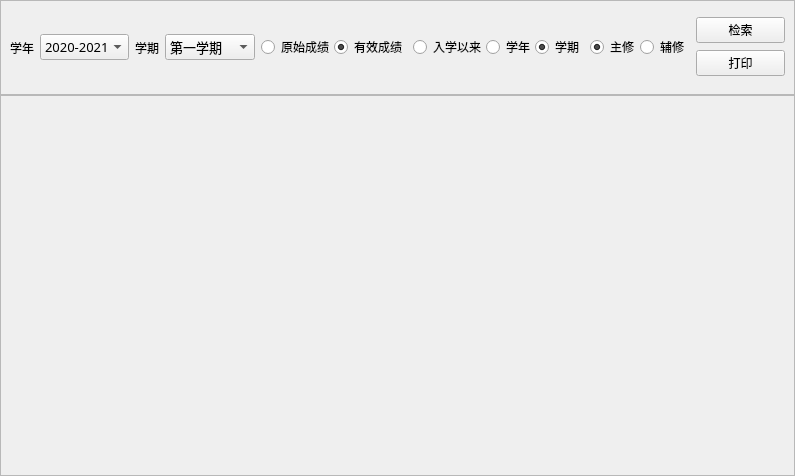
This is Qt-Zhku-Client/QueryScore_Ui.ui in yujiecong/Qt-Zhku-Client as Qt 5 draws it before an edit. The edited form follows.
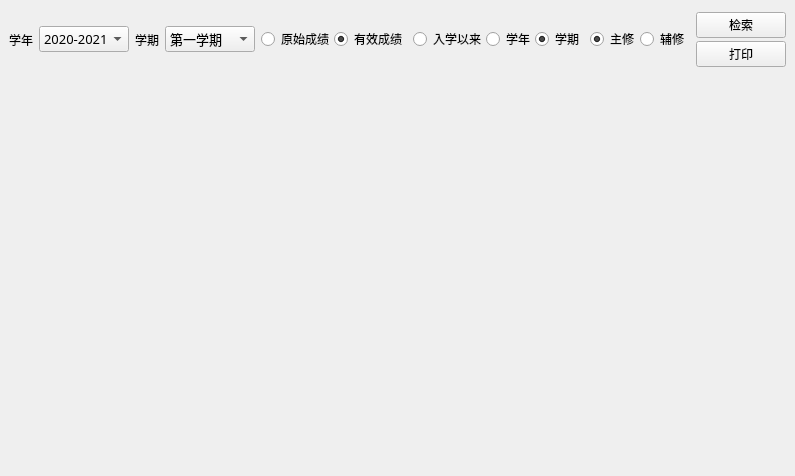
This is the edited form.

The edit to the form file:
```diff
--- a/Qt-Zhku-Client/QueryScore_Ui.ui
+++ b/Qt-Zhku-Client/QueryScore_Ui.ui
@@ -19,7 +19,7 @@
   <property name="windowTitle">
    <string>Form</string>
   </property>
-  <layout class="QVBoxLayout" name="verticalLayout" stretch="1,4">
+  <layout class="QVBoxLayout" name="verticalLayout" stretch="1,5">
    <property name="spacing">
     <number>0</number>
    </property>
@@ -37,6 +37,9 @@
    </property>
    <item>
     <widget class="QScrollArea" name="scrollArea_2">
+     <property name="frameShape">
+      <enum>QFrame::NoFrame</enum>
+     </property>
      <property name="verticalScrollBarPolicy">
       <enum>Qt::ScrollBarAlwaysOff</enum>
      </property>
@@ -51,8 +54,8 @@
        <rect>
         <x>0</x>
         <y>0</y>
-        <width>793</width>
-        <height>93</height>
+        <width>795</width>
+        <height>79</height>
        </rect>
       </property>
       <layout class="QHBoxLayout" name="horizontalLayout_5">
@@ -356,6 +359,9 @@
    </item>
    <item>
     <widget class="QScrollArea" name="scrollArea">
+     <property name="frameShape">
+      <enum>QFrame::NoFrame</enum>
+     </property>
      <property name="widgetResizable">
       <bool>true</bool>
      </property>
@@ -364,8 +370,8 @@
        <rect>
         <x>0</x>
         <y>0</y>
-        <width>793</width>
-        <height>379</height>
+        <width>795</width>
+        <height>397</height>
        </rect>
       </property>
       <layout class="QVBoxLayout" name="verticalLayout_3"/>
```
Left out of the diff: 14 changed lines with no effect on the pictures.
